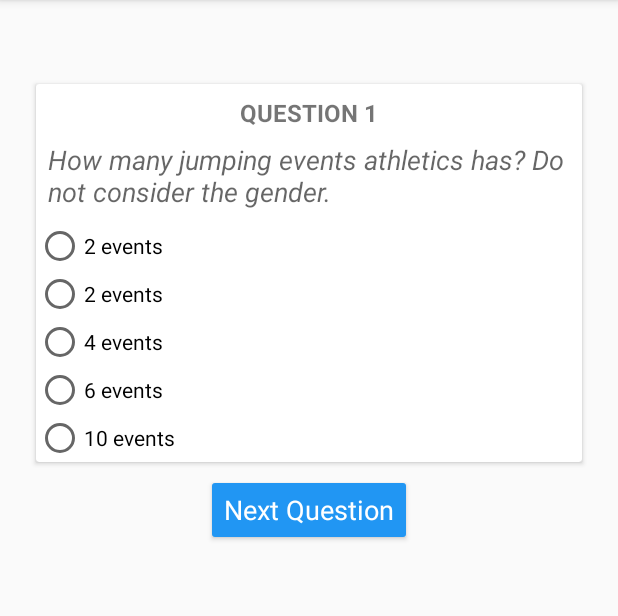
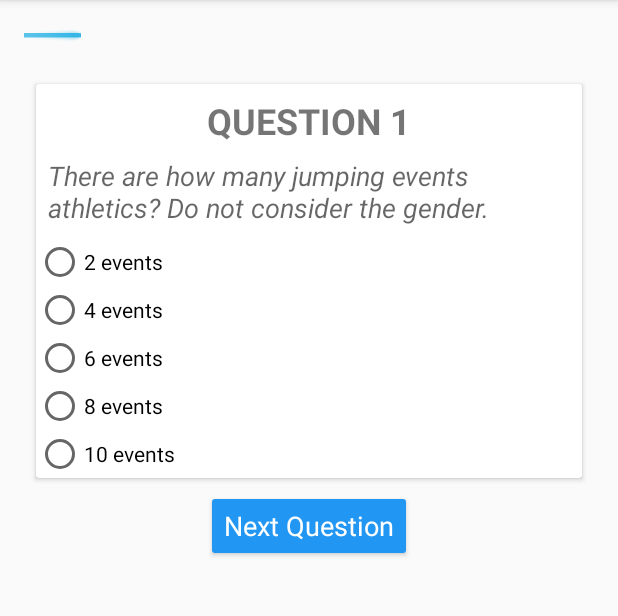
Before and after one commit to jesselima/nanodegree-android-basic-quiz-app, an Android app: the QuestionsActivity screen opened directly, with no data from a screen before it, on a phone screen of 412 x 824 dp, the part 84-700 px from its top. Run offline under Robolectric (Android 15) with nearby library versions, the phone set to English and light mode, and no system bars.

Commit message:
Image summary header change based on the number of hits. Card navigation improved. Splash Screen added.

```diff
--- a/app/build.gradle
+++ b/app/build.gradle
@@ -22,6 +22,7 @@ dependencies {
     implementation fileTree(dir: 'libs', include: ['*.jar'])
     implementation 'com.android.support:appcompat-v7:26.1.0'
     implementation 'com.android.support.constraint:constraint-layout:1.0.2'
+    implementation 'com.android.support:support-v4:26.1.0'
     compile 'com.android.support:cardview-v7:26.1.0'
     testImplementation 'junit:junit:4.12'
     androidTestImplementation 'com.android.support.test:runner:0.5'
--- a/app/src/main/java/com/udacity/nanodegree/quizapp/QuestionsActivity.java
+++ b/app/src/main/java/com/udacity/nanodegree/quizapp/QuestionsActivity.java
@@ -4,7 +4,6 @@ package com.udacity.nanodegree.quizapp;
 import android.content.Intent;
 import android.support.v7.app.AppCompatActivity;
 import android.os.Bundle;
-import android.util.Log;
 import android.view.View;
 import android.widget.Button;
 import android.widget.RadioButton;
@@ -12,8 +11,8 @@ import android.widget.RadioGroup;
 
 public class QuestionsActivity extends AppCompatActivity {
 
-    View card1,card2, card3, card4, card5, card6;
-    Button btn1, btn2, btn3, btn4, btn5, btnViewQuestionSummary;
+    View card1,card2, card3, card4, card5, card6, cardFinish;
+    Button btn1, btn2, btn3, btn4, btn5, btnViewQuestionSummary, btnFinish;
 
     @Override
     protected void onCreate(Bundle savedInstanceState) {
@@ -26,6 +25,7 @@ public class QuestionsActivity extends AppCompatActivity {
         card4 = findViewById(R.id.card_question_4);
         card5 = findViewById(R.id.card_question_5);
         card6 = findViewById(R.id.card_question_6);
+        cardFinish = findViewById(R.id.card_finish);
 
         btn1 = findViewById(R.id.hideCard1show2);
         btn2 = findViewById(R.id.hideCard2show3);
@@ -34,6 +34,7 @@ public class QuestionsActivity extends AppCompatActivity {
         btn5 = findViewById(R.id.hideCard5show6);
 
         btnViewQuestionSummary = findViewById(R.id.btn_view_summary);
+        btnFinish = findViewById(R.id.btn_finish);
 
     }
 
@@ -75,25 +76,6 @@ public class QuestionsActivity extends AppCompatActivity {
         boolean sendMeACopy = userData.getBoolean("sendMeACopy");
         boolean sendMeFuture = userData.getBoolean("sendMeFuture");
         String isAthleteActive = userData.getString("isAthleteActive");
-
-        //int points = userData.getInt("points");
-
-        // Testing user form that comes from WelcomeActivity...
-        Log.v("Questions-Activity", "Name: " + name);
-        Log.v("QuestionsActivity", "Email: " + email);
-        Log.v("QuestionsActivity", "Age: " + age);
-        Log.v("QuestionsActivity", "sendMeACopy: " + sendMeACopy);
-        Log.v("QuestionsActivity", "sendMeFuture: " + sendMeFuture);
-        Log.v("QuestionsActivity", "isAthleteActive: " + isAthleteActive);
-        Log.v("QuestionsActivity", "Answer Question 1: " + userAnswer1);
-        Log.v("QuestionsActivity", "Answer Question 2: " + userAnswer2);
-        Log.v("QuestionsActivity", "Answer Question 3: " + userAnswer3);
-        Log.v("QuestionsActivity", "Answer Question 4: " + userAnswer4);
-        Log.v("QuestionsActivity", "Answer Question 5: " + userAnswer5);
-        Log.v("QuestionsActivity", "Answer Question 6: " + userAnswer6);
-//        Log.v("QuestionsActivity", "numberOfHits: " + numberOfHits);
-//        Log.v("QuestionsActivity", "pointsEarned: " + pointsEarned);
-
 
         Intent intent = new Intent(this, SummaryActivity.class);
             intent.putExtra("name", name);
@@ -189,6 +171,13 @@ public class QuestionsActivity extends AppCompatActivity {
             }
         }, 500);
         btn5.setVisibility(View.GONE);
+        btnFinish.setVisibility(View.VISIBLE);
+    }
+
+    public void finish(View view){
+        card6.setVisibility(View.GONE);
+        cardFinish.setVisibility(View.VISIBLE);
+        btnFinish.setVisibility(View.GONE);
         btnViewQuestionSummary.setVisibility(View.VISIBLE);
     }
 
--- a/app/src/main/res/layout/activity_questions.xml
+++ b/app/src/main/res/layout/activity_questions.xml
@@ -14,7 +14,7 @@
         android:layout_width="match_parent"
         android:layout_height="wrap_content"
         android:layout_marginBottom="16dp"
-        android:progress="0"
+        android:progress="10"
         android:max="100"/>
 
     <ScrollView
@@ -37,7 +37,7 @@
                        android:text="@string/question_1_header"/>
                     <TextView
                        style="@style/questionBody"
-                       android:text="How many jumping events athletics has? Do not consider the gender."/>
+                       android:text="@string/question_1_body"/>
                     <RadioGroup
                        style="@style/radioGroupRoot"
                         android:id="@+id/radio_group_question_1">
@@ -47,19 +47,19 @@
                                android:id="@+id/q1_option_1"/>
                            <RadioButton
                                style="@style/radioButton"
-                               android:text="2 events"
+                               android:text="@string/question_1_answer_2"
                                android:id="@+id/q1_option_2"/>
                            <RadioButton
                                style="@style/radioButton"
-                               android:text="4 events"
+                               android:text="@string/question_1_answer_3"
                                android:id="@+id/q1_option_3"/>
                            <RadioButton
                                style="@style/radioButton"
-                               android:text="6 events"
+                               android:text="@string/question_1_answer_4"
                                android:id="@+id/q1_option_4"/>
                             <RadioButton
                                style="@style/radioButton"
-                               android:text="10 events"
+                               android:text="@string/question_1_answer_5"
                                 android:id="@+id/q1_option_5"/>
                     </RadioGroup>
                </LinearLayout>
@@ -235,13 +235,19 @@
                </LinearLayout>
             </android.support.v7.widget.CardView>
 
+            <android.support.v7.widget.CardView
+                style="@style/cardBaseLayout"
+                android:visibility="gone"
+                android:id="@+id/card_finish">
+                <LinearLayout
+                    style="@style/cardLinearLayoutVertical">
+                    <TextView
+                        style="@style/cardFimBaseLayout"
+                        android:text="You finish the quiz"/>
+                 </LinearLayout>
+            </android.support.v7.widget.CardView>
 
-            <Button
-                style="@style/buttonDefault"
-                android:onClick="viewSummary"
-                android:id="@+id/btn_view_summary"
-                android:visibility="gone"
-                android:text="See Answers Summary"/>
+
             <Button
                 style="@style/buttonDefault"
                 android:onClick="hideCard1show2"
@@ -266,12 +272,28 @@
                 android:id="@+id/hideCard4show5"
                 android:text="Next Question"
                 android:visibility="gone"/>
+
             <Button
                 style="@style/buttonDefault"
                 android:onClick="hideCard5show6"
                 android:id="@+id/hideCard5show6"
                 android:text="Next Question"
                 android:visibility="gone"/>
+
+            <Button
+                style="@style/buttonDefault"
+                android:onClick="finish"
+                android:id="@+id/btn_finish"
+                android:text="FINISH"
+                android:visibility="gone"/>
+
+            <Button
+                style="@style/buttonDefault"
+                android:onClick="viewSummary"
+                android:id="@+id/btn_view_summary"
+                android:visibility="gone"
+                android:text="See Answers Summary"/>
+
         </LinearLayout>
     </ScrollView>
 
--- a/app/src/main/res/values/colors.xml
+++ b/app/src/main/res/values/colors.xml
@@ -10,4 +10,6 @@
     <color name="icons">#FFFFFF</color>
     <color name="correctAnswer">#25d542</color>
     <color name="divider">#9c9c9c</color>
+
+    <color name="black_overlay">#66000000</color>
 </resources>
--- a/app/src/main/res/values/dimen.xml
+++ b/app/src/main/res/values/dimen.xml
@@ -17,4 +17,10 @@
         <dimen name="text_size_body">14sp</dimen>
         <dimen name="text_size_button">14sp</dimen>
         <dimen name="text_size_caption">12sp</dimen>
+
+        <dimen name="activity_horizontal_margin">16dp</dimen>
+        <dimen name="activity_vertical_margin">16dp</dimen>
+        <dimen name="nav_header_vertical_spacing">16dp</dimen>
+        <dimen name="nav_header_height">160dp</dimen>
+        <dimen name="fab_margin">16dp</dimen>
 </resources>
--- a/app/src/main/res/values/strings.xml
+++ b/app/src/main/res/values/strings.xml
@@ -1,13 +1,13 @@
 <?xml version="1.0" encoding="utf-8"?>
 <resources>
     <string name="app_name">Quiz App</string>
-    <string name="welcome_thank_you">Welcome and thank You for participating of our sport quiz!</string>
+    <string name="welcome_thank_you">Welcome! Thank you for participating of our athletics quiz!</string>
     <string name="quiz_summary_email_subject">Athletics Quiz Result from\u0020</string>
-    <string name="welcome_message1">Welcome and thank You for participating of our Athletics quiz! Let\'s see how much do You know about athletics history.</string>
+    <string name="welcome_message1">Welcome! thank you for participating of our Athletics quiz! Let\'s see how much do You know about athletics history.</string>
     <string name="welcome_message2">First! Let me know you a little more filling up this simple form.</string>
 
     <string name="question_1_header">Question 1</string>
-    <string name="question_1_body">How many jumping events athletics has? Do not consider the gender.</string>
+    <string name="question_1_body">There are how many jumping events athletics? Do not consider the gender.</string>
     <string name="question_1_answer_1">2 events</string>
     <string name="question_1_answer_2">4 events</string>
     <string name="question_1_answer_3">6 events</string>
@@ -15,7 +15,7 @@
     <string name="question_1_answer_5">10 events</string>
 
     <string name="question_2_header">Question 2</string>
-    <string name="question_2_body">Who is the high jump man world record holder?</string>
+    <string name="question_2_body">Who is the world record holder of high jump?</string>
     <string name="question_2_answer_1">Mutaz Essa BARSHIM</string>
     <string name="question_2_answer_2">Patrik SJÖBERG</string>
     <string name="question_2_answer_3">Bohdan BONDARENKO</string>
@@ -23,7 +23,7 @@
     <string name="question_2_answer_5">Igor PAKLIN</string>
 
     <string name="question_3_header">Question 3</string>
-    <string name="question_3_body">What are the initial of the main athletics international organization?</string>
+    <string name="question_3_body">What are the initials of the main athletics international organization?</string>
     <string name="question_3_answer_1">IAAF</string>
     <string name="question_3_answer_2">WADA</string>
     <string name="question_3_answer_3">COB</string>
@@ -31,7 +31,7 @@
     <string name="question_3_answer_5">FIBA</string>
 
     <string name="question_4_header">Question 4</string>
-    <string name="question_4_body">Who is the athlete that create the Flop High Jump Technique?</string>
+    <string name="question_4_body">Who was the athlete that created the Flop High Jump Technique?</string>
     <string name="question_4_answer_1">Mike Powell</string>
     <string name="question_4_answer_2">Dick Fosbury</string>
     <string name="question_4_answer_3">Michel Jhonson</string>
@@ -47,7 +47,7 @@
     <string name="question_5_answer_5">Al Oerter</string>
 
     <string name="question_6_header">Question 6</string>
-    <string name="question_6_body">How many throwing events athletics has? Do not consider the gender.</string>
+    <string name="question_6_body">There are how many throwing events athletics? Do not consider the gender.</string>
     <string name="question_6_answer_1">2 events</string>
     <string name="question_6_answer_2">4 events</string>
     <string name="question_6_answer_3">8 events</string>
@@ -79,5 +79,4 @@
     <string name="your_answer">Your answer:</string>
     <string name="am_i_active_athlete">Am I an active athlete?</string>
 
-
 </resources>
--- a/app/src/main/res/values/styles.xml
+++ b/app/src/main/res/values/styles.xml
@@ -77,7 +77,19 @@
         <item name="android:textStyle">bold</item>
         <item name="android:layout_margin">8dp</item>
         <item name="android:textAllCaps">true</item>
-        <item name="android:textSize">16sp</item>
+        <item name="android:textSize">24sp</item>
+        <item name="android:gravity">center</item>
+    </style>
+
+    <style name="cardFimBaseLayout">
+        <item name="android:layout_width">match_parent</item>
+        <item name="android:layout_height">wrap_content</item>
+        <item name="android:textStyle">bold</item>
+        <item name="android:layout_margin">8dp</item>
+        <item name="android:paddingTop">80dp</item>
+        <item name="android:paddingBottom">80dp</item>
+        <item name="android:textAllCaps">true</item>
+        <item name="android:textSize">32sp</item>
         <item name="android:gravity">center</item>
     </style>
 
@@ -140,4 +152,16 @@
         <item name="android:layout_marginBottom">8dp</item>
     </style>
 
+    <style name="FullscreenTheme" parent="QuizAppTheme">
+        <item name="android:actionBarStyle">@style/FullscreenActionBarStyle</item>
+        <item name="android:windowActionBarOverlay">true</item>
+        <item name="android:windowBackground">@null</item>
+        <item name="metaButtonBarStyle">?android:attr/buttonBarStyle</item>
+        <item name="metaButtonBarButtonStyle">?android:attr/buttonBarButtonStyle</item>
+    </style>
+
+    <style name="FullscreenActionBarStyle" parent="Widget.AppCompat.ActionBar">
+        <item name="android:background">@color/black_overlay</item>
+    </style>
+
 </resources>
```
Also changed, not shown: app/src/main/AndroidManifest.xml (+8 -3 lines), app/src/main/java/com/udacity/nanodegree/quizapp/SplashScreenActivity.java (added, +31 -0 lines), app/src/main/java/com/udacity/nanodegree/quizapp/SummaryActivity.java (+47 -27 lines), app/src/main/res/layout/activity_splash_screen.xml (added, +52 -0 lines), app/src/main/res/layout/activity_summary.xml (+7 -21 lines), app/src/main/res/values/attrs.xml (added, +12 -0 lines), app/src/main/res/drawable/feeling_bad.png (renamed from app/src/main/res/drawable/felling_bad.png), app/src/main/res/drawable/feeling_cool.png (renamed from app/src/main/res/drawable/felling_cool.png), app/src/main/res/drawable/feeling_crazy.png (renamed from app/src/main/res/drawable/felling_crazy.png), app/src/main/res/drawable/feeling_not_seen.png (added), app/src/main/res/drawable/feeling_perfect.png (added), 1 other file.
